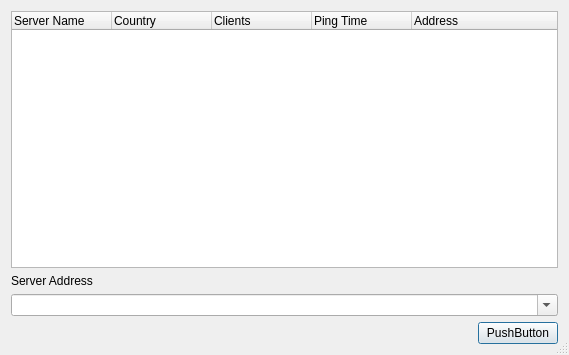
Before: the Qt Designer form src/connectdlgbase.ui in jamulussoftware/jamulus, drawn with Qt 5.
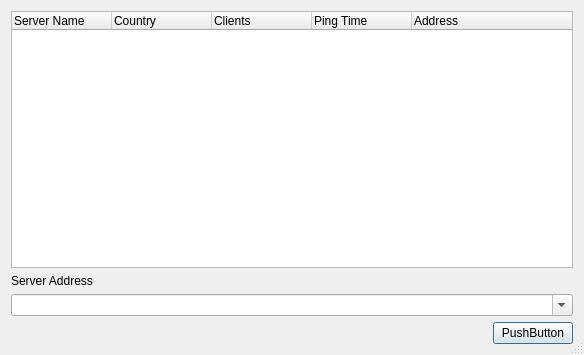
After: the same form once the commit is applied. Icons and pictures are not drawn.

Commit message: small fix for the dialog size

```diff
--- a/src/connectdlgbase.ui
+++ b/src/connectdlgbase.ui
@@ -5,7 +5,7 @@
    <rect>
     <x>0</x>
     <y>0</y>
-    <width>569</width>
+    <width>584</width>
     <height>355</height>
    </rect>
   </property>
```
The commit also changes 1 other file.
